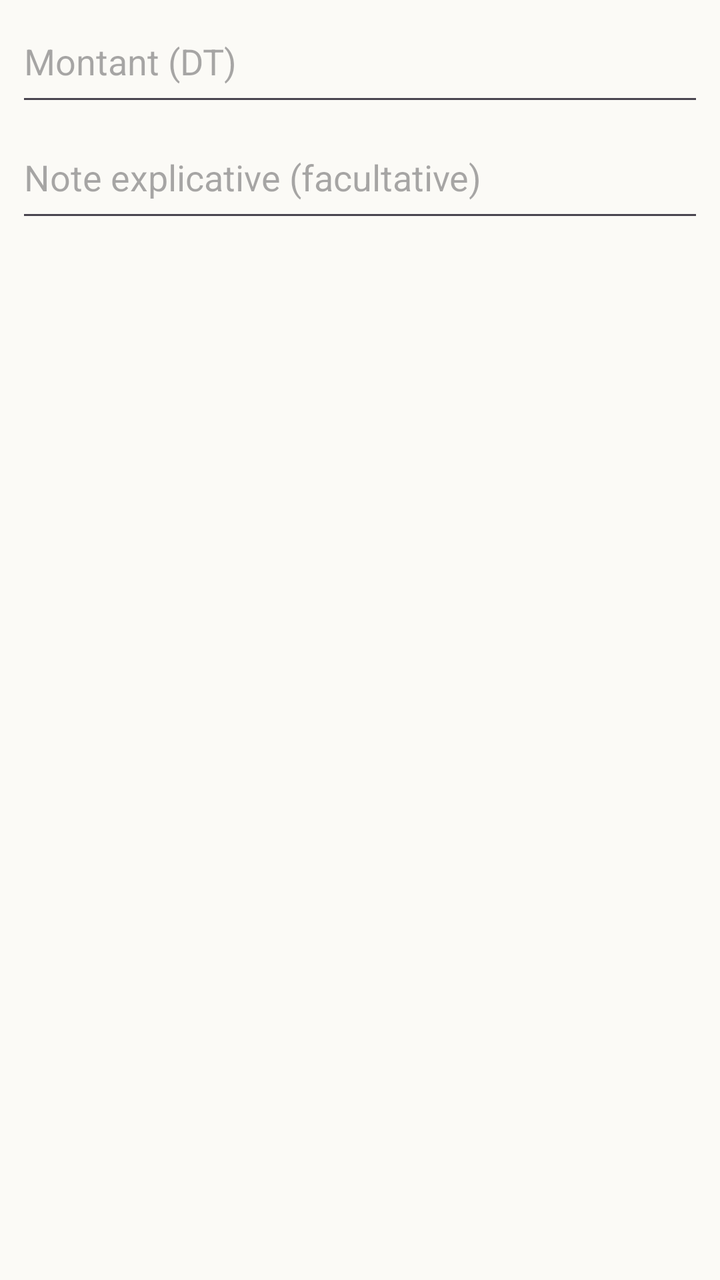
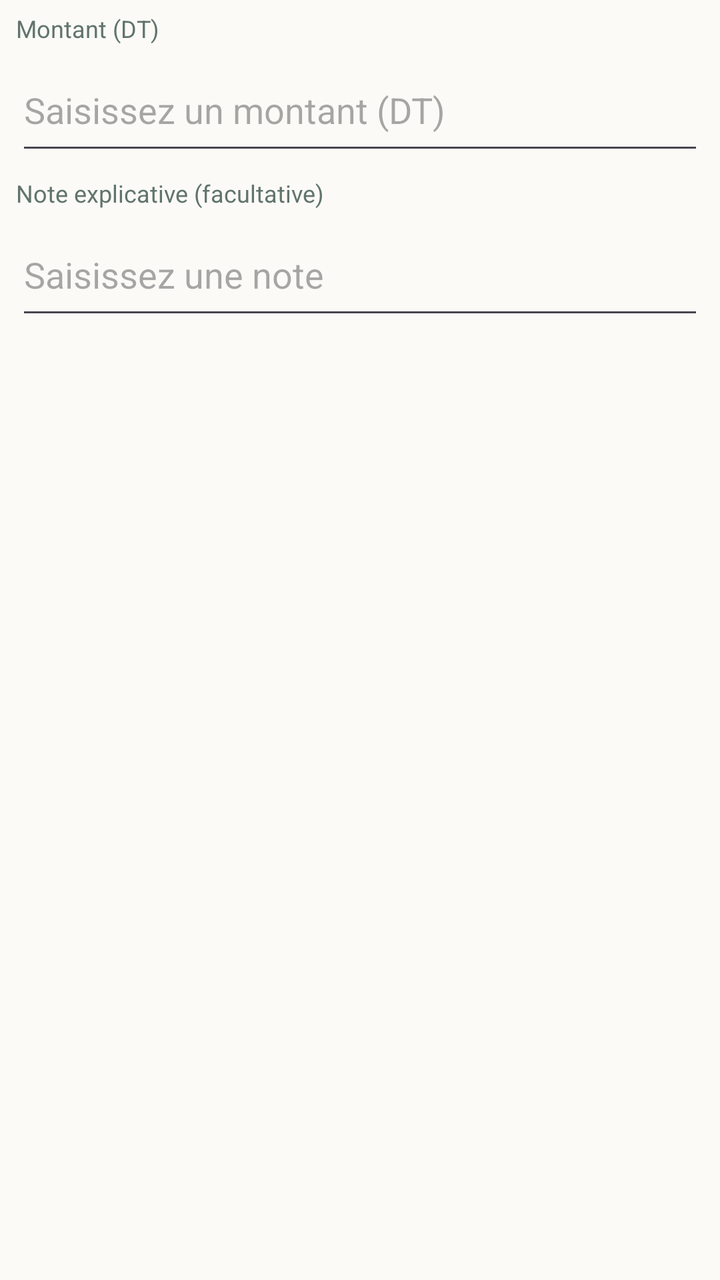

Compare the two renders of this Android layout. The source of the first and the diff that turns it into the second are given below.
<!-- AndroidManifest.xml: application theme Theme.Masrouf1 -->
<!-- res/layout/dialog_give_money.xml -->
<?xml version="1.0" encoding="utf-8"?>
<LinearLayout xmlns:android="http://schemas.android.com/apk/res/android" android:layout_width="match_parent" android:layout_height="wrap_content" android:orientation="vertical" android:paddingStart="8dp" android:paddingEnd="8dp">
    <EditText android:id="@+id/dialog_gift_amount" android:layout_width="match_parent" android:layout_height="58dp" android:hint="@string/gift_amount" android:inputType="numberDecimal" android:singleLine="true" />
    <EditText android:id="@+id/dialog_gift_note" android:layout_width="match_parent" android:layout_height="58dp" android:hint="@string/gift_note" android:inputType="textCapSentences" android:maxLines="2" />
    <TextView android:id="@+id/dialog_gift_error" android:layout_width="match_parent" android:layout_height="wrap_content" android:textColor="@color/coral" />
</LinearLayout>
<!-- resources referenced by this layout -->
<resources>
  <color name="coral">#DC7770</color>
  <string name="gift_amount">Montant (DT)</string>
  <string name="gift_note">Note explicative (facultative)</string>
  <style name="Theme.Masrouf1" parent="Base.Theme.Masrouf1" />
  <style name="Base.Theme.Masrouf1" parent="Theme.Material3.DayNight.NoActionBar">
          <item name="colorPrimary">@color/forest</item>
          <item name="colorOnPrimary">@color/alabaster</item>
          <item name="colorSecondary">@color/emerald</item>
          <item name="colorOnSecondary">@color/alabaster</item>
          <item name="android:colorAccent">@color/emerald</item>
          <item name="android:windowLightStatusBar">true</item>
          <item name="android:statusBarColor">@color/cream</item>
          <item name="android:navigationBarColor">@color/cream</item>
          <item name="android:windowBackground">@color/cream</item>
      </style>
  <color name="forest">#112B28</color>
  <color name="alabaster">#FFFFFF</color>
  <color name="emerald">#2E7D43</color>
  <color name="cream">#FBFAF6</color>
</resources>

<!-- the commit's change to res/layout/dialog_give_money.xml (unified diff, before → after) -->
@@ -1,6 +1,8 @@
 <?xml version="1.0" encoding="utf-8"?>
 <LinearLayout xmlns:android="http://schemas.android.com/apk/res/android" android:layout_width="match_parent" android:layout_height="wrap_content" android:orientation="vertical" android:paddingStart="8dp" android:paddingEnd="8dp">
-    <EditText android:id="@+id/dialog_gift_amount" android:layout_width="match_parent" android:layout_height="58dp" android:hint="@string/gift_amount" android:inputType="numberDecimal" android:singleLine="true" />
-    <EditText android:id="@+id/dialog_gift_note" android:layout_width="match_parent" android:layout_height="58dp" android:hint="@string/gift_note" android:inputType="textCapSentences" android:maxLines="2" />
+    <TextView style="@style/FormFieldLabel" android:labelFor="@id/dialog_gift_amount" android:text="@string/gift_amount" />
+    <EditText android:id="@+id/dialog_gift_amount" android:layout_width="match_parent" android:layout_height="58dp" android:hint="@string/hint_amount" android:inputType="numberDecimal" android:singleLine="true" />
+    <TextView style="@style/FormFieldLabel" android:labelFor="@id/dialog_gift_note" android:text="@string/gift_note" />
+    <EditText android:id="@+id/dialog_gift_note" android:layout_width="match_parent" android:layout_height="58dp" android:hint="@string/hint_note" android:inputType="textCapSentences" android:maxLines="2" />
     <TextView android:id="@+id/dialog_gift_error" android:layout_width="match_parent" android:layout_height="wrap_content" android:textColor="@color/coral" />
 </LinearLayout>
<!-- resource entries referenced after the edit -->
@@ -3,7 +3,18 @@
   <color name="coral">#DC7770</color>
   <string name="gift_amount">Montant (DT)</string>
   <string name="gift_note">Note explicative (facultative)</string>
+  <string name="hint_amount">Saisissez un montant (DT)</string>
+  <string name="hint_note">Saisissez une note</string>
+  <style name="FormFieldLabel">
+          <item name="android:layout_width">match_parent</item>
+          <item name="android:layout_height">wrap_content</item>
+          <item name="android:layout_marginTop">6dp</item>
+          <item name="android:layout_marginBottom">2dp</item>
+          <item name="android:textColor">@color/muted_green</item>
+          <item name="android:textSize">12sp</item>
+      </style>
   <style name="Theme.Masrouf1" parent="Base.Theme.Masrouf1" />
+  <color name="muted_green">#61746D</color>
   <style name="Base.Theme.Masrouf1" parent="Theme.Material3.DayNight.NoActionBar">
           <item name="colorPrimary">@color/forest</item>
           <item name="colorOnPrimary">@color/alabaster</item>
